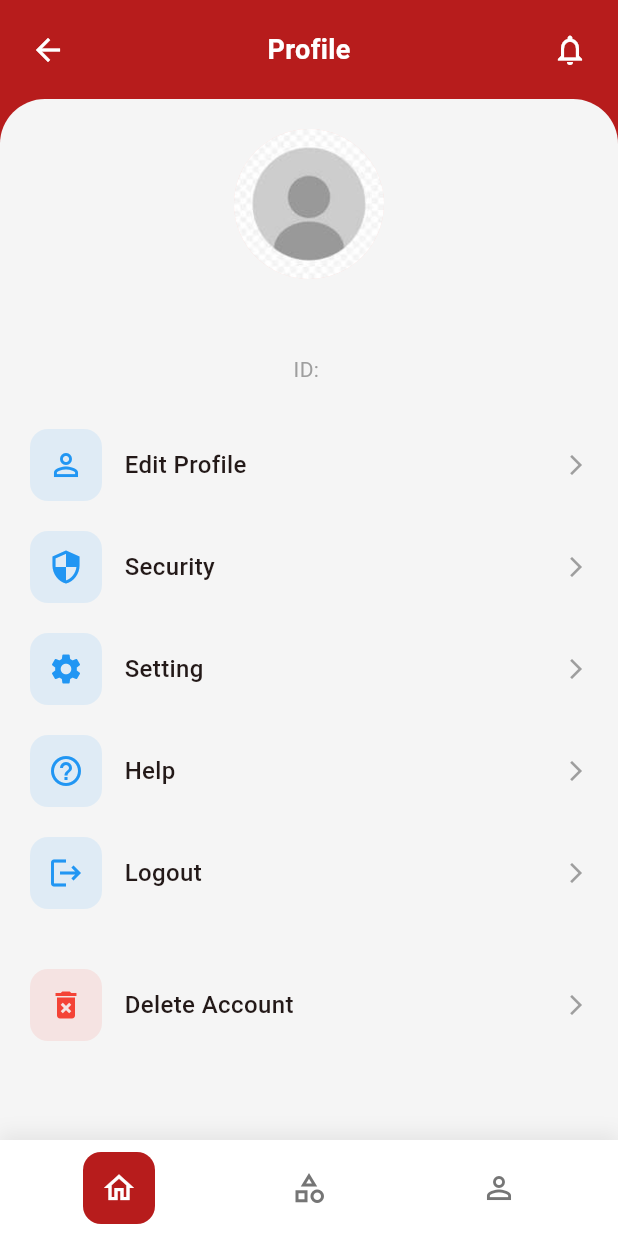
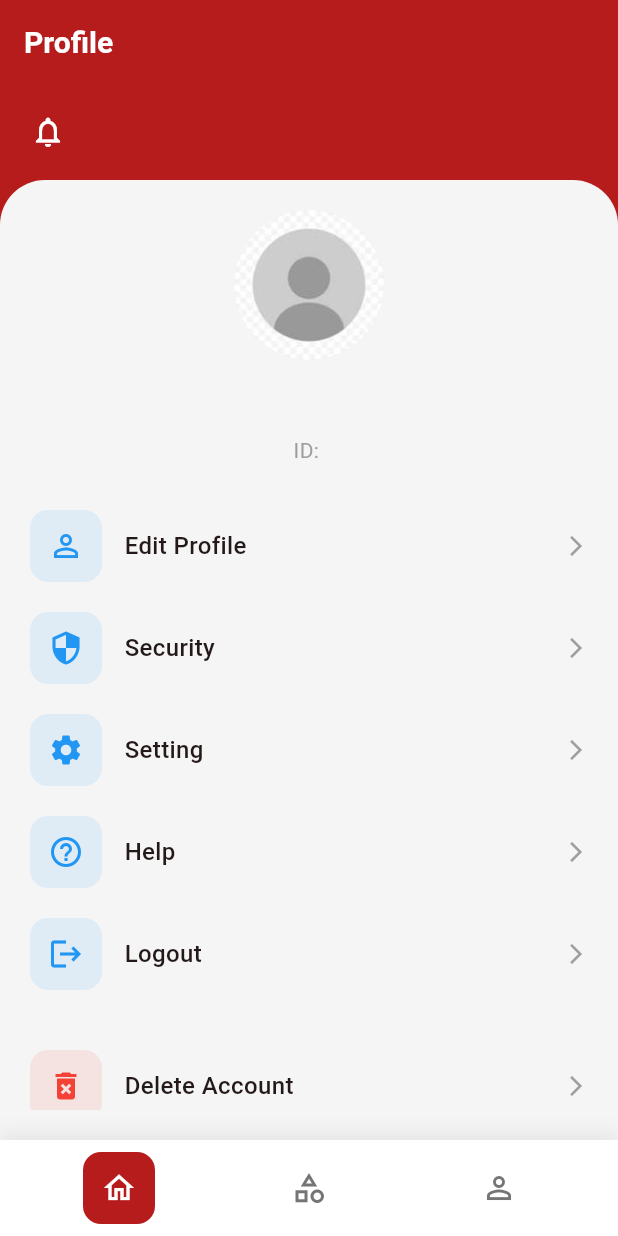
Before and after one commit to mutheejj/metrowealth, a Flutter app: the ProfilePage screen opened directly, on a phone screen of 412 x 824 dp. Run offline on Flutter 3.47's test engine with Material 3 defaults, Android fonts, the light colour scheme and no system bars; our stand-ins replace cloud_firestore, firebase_auth, firebase_core; accounts and stored records are empty; generated files the repository leaves out were written again.

Commit message:
fixed back button in the profile page

```diff
--- a/lib/features/profile/presentation/pages/profile_page.dart
+++ b/lib/features/profile/presentation/pages/profile_page.dart
@@ -65,6 +65,31 @@ class _ProfilePageState extends State<ProfilePage> {
     return MainNavigation(
       child: Scaffold(
         backgroundColor: AppColors.primary,
+        appBar: AppBar(
+          backgroundColor: Colors.transparent,
+          elevation: 0,
+          leading: _currentSection != 'main'
+            ? IconButton(
+                icon: const Icon(
+                  Icons.arrow_back_ios,
+                  color: Colors.white,
+                ),
+                onPressed: () {
+                  setState(() {
+                    _currentSection = 'main';
+                  });
+                },
+              )
+            : null,
+          title: Text(
+            _getTitle(),
+            style: const TextStyle(
+              color: Colors.white,
+              fontSize: 20,
+              fontWeight: FontWeight.bold,
+            ),
+          ),
+        ),
         body: SafeArea(
           child: Column(
             children: [
@@ -74,21 +99,6 @@ class _ProfilePageState extends State<ProfilePage> {
                 child: Row(
                   mainAxisAlignment: MainAxisAlignment.spaceBetween,
                   children: [
-                    GestureDetector(
-                      onTap: () => Navigator.pop(context),
-                      child: const Icon(
-                        Icons.arrow_back,
-                        color: Colors.white,
-                      ),
-                    ),
-                    Text(
-                      _getTitle(),
-                      style: const TextStyle(
-                        color: Colors.white,
-                        fontSize: 18,
-                        fontWeight: FontWeight.bold,
-                      ),
-                    ),
                     const Icon(
                       Icons.notifications_none,
                       color: Colors.white,
```
